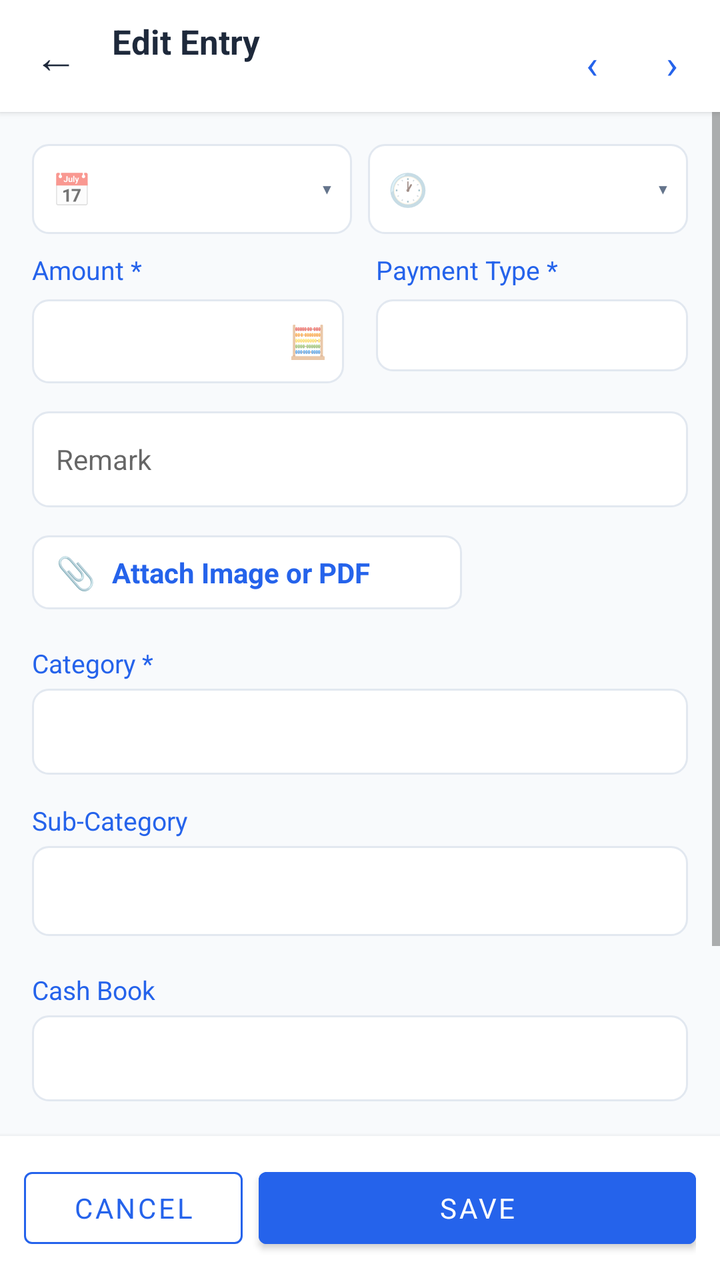
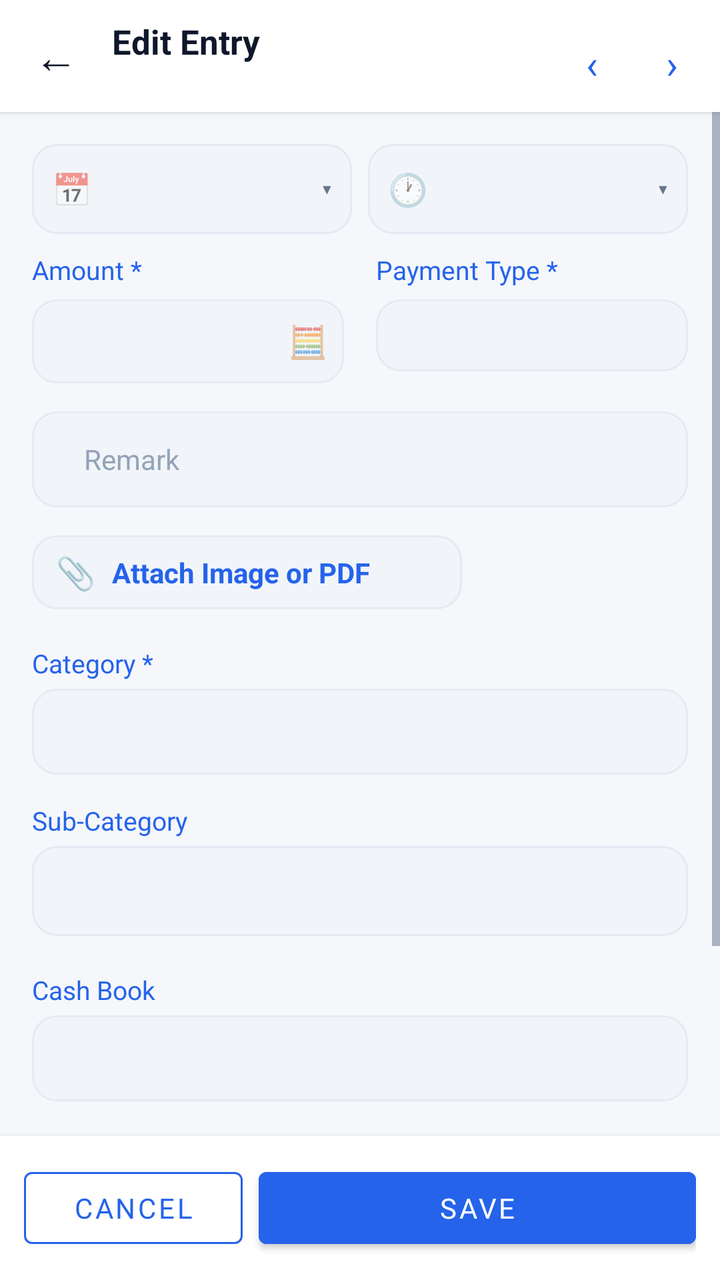

Screens rendered from an Android XML layout before and after an edit, with the pre-edit source and the edit as a unified diff.
<!-- AndroidManifest.xml: application theme Theme.ExpenseOS -->
<!-- res/layout/activity_transaction_detail.xml -->
<?xml version="1.0" encoding="utf-8"?>
<LinearLayout xmlns:android="http://schemas.android.com/apk/res/android"
    xmlns:app="http://schemas.android.com/apk/res-auto"
    android:layout_width="match_parent"
    android:layout_height="match_parent"
    android:orientation="vertical">

    
    <LinearLayout
        android:layout_width="match_parent"
        android:layout_height="56dp"
        android:background="@color/surface"
        android:elevation="2dp"
        android:gravity="center_vertical"
        android:orientation="horizontal"
        android:paddingHorizontal="4dp">

        <TextView
            android:id="@+id/btnDetailBack"
            android:layout_width="48dp"
            android:layout_height="48dp"
            android:background="?attr/selectableItemBackgroundBorderless"
            android:gravity="center"
            android:text="←"
            android:textColor="@color/text_primary"
            android:textSize="22sp" />

        <LinearLayout
            android:layout_width="0dp"
            android:layout_height="wrap_content"
            android:layout_weight="1"
            android:orientation="vertical"
            android:paddingStart="4dp">

            <TextView
                android:id="@+id/tvDetailTitle"
                android:layout_width="wrap_content"
                android:layout_height="wrap_content"
                android:text="Edit Entry"
                android:textColor="@color/text_primary"
                android:textSize="17sp"
                android:textStyle="bold" />

            <TextView
                android:id="@+id/tvDetailType"
                android:layout_width="wrap_content"
                android:layout_height="wrap_content"
                android:textSize="11sp"
                android:textStyle="bold" />
        </LinearLayout>

        <Button
            android:id="@+id/btnDetailPrev"
            style="?android:attr/borderlessButtonStyle"
            android:layout_width="wrap_content"
            android:layout_height="40dp"
            android:minWidth="40dp"
            android:paddingHorizontal="6dp"
            android:text="‹"
            android:textColor="@color/primary"
            android:textSize="20sp" />

        <Button
            android:id="@+id/btnDetailNext"
            style="?android:attr/borderlessButtonStyle"
            android:layout_width="wrap_content"
            android:layout_height="40dp"
            android:minWidth="40dp"
            android:paddingHorizontal="6dp"
            android:text="›"
            android:textColor="@color/primary"
            android:textSize="20sp" />
    </LinearLayout>

    <ScrollView
        android:layout_width="match_parent"
        android:layout_height="0dp"
        android:layout_weight="1">

        <LinearLayout
            android:layout_width="match_parent"
            android:layout_height="wrap_content"
            android:orientation="vertical"
            android:padding="16dp">

            
            <LinearLayout
                android:layout_width="match_parent"
                android:layout_height="wrap_content"
                android:orientation="horizontal">

                <LinearLayout
                    android:id="@+id/boxDetailDate"
                    android:layout_width="0dp"
                    android:layout_height="45dp"
                    android:layout_marginEnd="8dp"
                    android:layout_weight="1"
                    android:background="@drawable/bg_input_box"
                    android:clickable="true"
                    android:focusable="true"
                    android:gravity="center_vertical"
                    android:orientation="horizontal"
                    android:paddingHorizontal="10dp">

                    <TextView
                        android:layout_width="wrap_content"
                        android:layout_height="wrap_content"
                        android:layout_marginEnd="6dp"
                        android:text="📅"
                        android:textSize="16sp" />

                    <TextView
                        android:id="@+id/tvDetailDate"
                        android:layout_width="0dp"
                        android:layout_height="wrap_content"
                        android:layout_weight="1"
                        android:textColor="@color/text_primary"
                        android:textSize="14sp" />

                    <TextView
                        android:layout_width="wrap_content"
                        android:layout_height="wrap_content"
                        android:text="▾"
                        android:textColor="@color/text_secondary" />
                </LinearLayout>

                <LinearLayout
                    android:id="@+id/boxDetailTime"
                    android:layout_width="0dp"
                    android:layout_height="match_parent"
                    android:layout_weight="1"
                    android:background="@drawable/bg_input_box"
                    android:clickable="true"
                    android:focusable="true"
                    android:gravity="center_vertical"
                    android:orientation="horizontal"
                    android:paddingHorizontal="10dp">

                    <TextView
                        android:layout_width="wrap_content"
                        android:layout_height="wrap_content"
                        android:layout_marginEnd="6dp"
                        android:text="🕐"
                        android:textSize="16sp" />

                    <TextView
                        android:id="@+id/tvDetailTime"
                        android:layout_width="0dp"
                        android:layout_height="wrap_content"
                        android:layout_weight="1"
                        android:textColor="@color/text_primary"
                        android:textSize="14sp" />

                    <TextView
                        android:layout_width="wrap_content"
                        android:layout_height="wrap_content"
                        android:text="▾"
                        android:textColor="@color/text_secondary" />
                </LinearLayout>
            </LinearLayout>

            
            <LinearLayout
                android:layout_width="match_parent"
                android:layout_height="wrap_content"
                android:layout_marginTop="9dp"
                android:orientation="horizontal">

                <LinearLayout
                    android:layout_width="0dp"
                    android:layout_height="wrap_content"
                    android:layout_marginEnd="8dp"
                    android:layout_weight="1"
                    android:orientation="vertical">

                    <TextView
                        android:layout_width="wrap_content"
                        android:layout_height="wrap_content"
                        android:text="Amount *"
                        android:textColor="@color/primary"
                        android:textSize="13sp" />

                    <FrameLayout
                        android:layout_width="match_parent"
                        android:layout_height="42dp"
                        android:layout_marginTop="6dp"
                        android:background="@drawable/bg_input_box">

                        <EditText
                            android:id="@+id/etDetailAmount"
                            android:layout_width="match_parent"
                            android:layout_height="match_parent"
                            android:layout_marginEnd="36dp"
                            android:background="@null"
                            android:inputType="numberDecimal"
                            android:paddingHorizontal="10dp"
                            android:textSize="16sp"
                            android:textStyle="bold" />

                        <TextView
                            android:id="@+id/btnDetailCalc"
                            android:layout_width="36dp"
                            android:layout_height="match_parent"
                            android:layout_gravity="end"
                            android:background="?attr/selectableItemBackgroundBorderless"
                            android:gravity="center"
                            android:text="🧮"
                            android:textSize="16sp" />
                    </FrameLayout>
                </LinearLayout>

                <LinearLayout
                    android:layout_width="0dp"
                    android:layout_height="wrap_content"
                    android:layout_marginStart="8dp"
                    android:layout_weight="1"
                    android:orientation="vertical">

                    <TextView
                        android:layout_width="wrap_content"
                        android:layout_height="wrap_content"
                        android:text="Payment Type *"
                        android:textColor="@color/primary"
                        android:textSize="13sp" />

                    <Spinner
                        android:id="@+id/spDetailPaymentType"
                        android:layout_width="match_parent"
                        android:layout_height="36dp"
                        android:layout_marginTop="6dp"
                        android:background="@drawable/bg_input_box"
                        android:paddingHorizontal="10dp" />
                </LinearLayout>
            </LinearLayout>

            
            <LinearLayout
                android:layout_width="match_parent"
                android:layout_height="48dp"
                android:layout_marginTop="14dp"
                android:background="@drawable/bg_input_box"
                android:gravity="center_vertical"
                android:orientation="horizontal"
                android:paddingHorizontal="12dp">

                <EditText
                    android:id="@+id/etDetailNote"
                    android:layout_width="match_parent"
                    android:layout_height="24dp"
                    android:background="@null"
                    android:hint="Remark"
                    android:minHeight="48dp"
                    android:textColor="@color/text_primary"
                    android:textSize="14sp" />
            </LinearLayout>

            <TextView
                android:id="@+id/tvKwSuggestion"
                android:layout_width="wrap_content"
                android:layout_height="wrap_content"
                android:layout_marginTop="8dp"
                android:background="@drawable/bg_chip_suggestion"
                android:clickable="true"
                android:focusable="true"
                android:paddingHorizontal="12dp"
                android:paddingVertical="6dp"
                android:textColor="@color/green"
                android:textSize="12sp"
                android:visibility="gone" />

            
            <LinearLayout
                android:id="@+id/btnDetailAttach"
                android:layout_width="215dp"
                android:layout_height="37dp"
                android:layout_marginTop="14dp"
                android:background="@drawable/bg_input_box"
                android:clickable="true"
                android:focusable="true"
                android:gravity="center_vertical"
                android:orientation="horizontal"
                android:paddingHorizontal="12dp">

                <TextView
                    android:layout_width="wrap_content"
                    android:layout_height="wrap_content"
                    android:layout_marginEnd="8dp"
                    android:text="📎"
                    android:textSize="16sp" />

                <TextView
                    android:layout_width="wrap_content"
                    android:layout_height="wrap_content"
                    android:text="Attach Image or PDF"
                    android:textColor="@color/primary"
                    android:textStyle="bold" />
            </LinearLayout>

            <LinearLayout
                android:id="@+id/attachmentListDetail"
                android:layout_width="match_parent"
                android:layout_height="wrap_content"
                android:orientation="vertical" />

            
            <TextView
                android:layout_width="wrap_content"
                android:layout_height="wrap_content"
                android:layout_marginTop="18dp"
                android:text="Category *"
                android:textColor="@color/primary"
                android:textSize="13sp" />

            <Spinner
                android:id="@+id/spDetailCategory"
                android:layout_width="match_parent"
                android:layout_height="43dp"
                android:layout_marginTop="4dp"
                android:background="@drawable/bg_input_box"
                android:paddingHorizontal="10dp" />

            
            <TextView
                android:id="@+id/tvDetailSubCategoryLabel"
                android:layout_width="wrap_content"
                android:layout_height="wrap_content"
                android:layout_marginTop="14dp"
                android:text="Sub-Category"
                android:textColor="@color/primary"
                android:textSize="13sp" />

            <Spinner
                android:id="@+id/spDetailSubCategory"
                android:layout_width="match_parent"
                android:layout_height="45dp"
                android:layout_marginTop="4dp"
                android:background="@drawable/bg_input_box"
                android:paddingHorizontal="10dp" />

            
            <LinearLayout
                android:id="@+id/customFieldsContainerDetail"
                android:layout_width="match_parent"
                android:layout_height="wrap_content"
                android:orientation="vertical" />

            
            <TextView
                android:layout_width="wrap_content"
                android:layout_height="wrap_content"
                android:layout_marginTop="18dp"
                android:text="Cash Book"
                android:textColor="@color/primary"
                android:textSize="13sp" />

            <Spinner
                android:id="@+id/spMoveBook"
                android:layout_width="match_parent"
                android:layout_height="43dp"
                android:layout_marginTop="4dp"
                android:background="@drawable/bg_input_box"
                android:paddingHorizontal="10dp" />

            
            <LinearLayout
                android:layout_width="match_parent"
                android:layout_height="wrap_content"
                android:layout_marginTop="18dp"
                android:orientation="horizontal">

                <TextView
                    android:id="@+id/btnDetailDuplicate"
                    android:layout_width="0dp"
                    android:layout_height="42dp"
                    android:layout_weight="1"
                    android:background="@drawable/bg_input_box"
                    android:gravity="center"
                    android:text="📋 Duplicate"
                    android:textColor="@color/primary"
                    android:textSize="12sp" />

                <TextView
                    android:id="@+id/btnDetailMove"
                    android:layout_width="0dp"
                    android:layout_height="42dp"
                    android:layout_marginStart="8dp"
                    android:layout_weight="1"
                    android:background="@drawable/bg_input_box"
                    android:gravity="center"
                    android:text="📦 Move"
                    android:textColor="@color/primary"
                    android:textSize="12sp" />

                <TextView
                    android:id="@+id/btnDetailDelete"
                    android:layout_width="0dp"
                    android:layout_height="42dp"
                    android:layout_marginStart="8dp"
                    android:layout_weight="1"
                    android:background="@drawable/bg_input_box"
                    android:gravity="center"
                    android:text="🗑 Delete"
                    android:textColor="@color/red"
                    android:textSize="12sp" />
            </LinearLayout>

            
            <TextView
                android:id="@+id/btnDetailSettle"
                android:layout_width="match_parent"
                android:layout_height="42dp"
                android:layout_marginTop="8dp"
                android:layout_marginBottom="8dp"
                android:background="@drawable/bg_input_box"
                android:gravity="center"
                android:text="🔗 Link Settlement"
                android:textColor="@color/primary"
                android:textSize="12sp" />

        </LinearLayout>
    </ScrollView>

    
    <LinearLayout
        android:layout_width="match_parent"
        android:layout_height="wrap_content"
        android:background="@color/surface"
        android:elevation="4dp"
        android:orientation="horizontal"
        android:padding="12dp">

        <Button
            android:id="@+id/btnDetailCancel"
            style="?attr/materialButtonOutlinedStyle"
            android:layout_width="0dp"
            android:layout_height="48dp"
            android:layout_marginEnd="8dp"
            android:layout_weight="1"
            android:text="CANCEL"
            android:textColor="@color/primary"
            app:strokeColor="@color/primary" />

        <Button
            android:id="@+id/btnDetailSave"
            android:layout_width="0dp"
            android:layout_height="48dp"
            android:layout_weight="2"
            android:backgroundTint="@color/primary"
            android:text="SAVE"
            android:textColor="#FFFFFF" />
    </LinearLayout>

</LinearLayout>
<!-- resources referenced by this layout -->
<resources>
  <color name="green">#16A34A</color>
  <color name="red">#DC2626</color>
  <color name="text_primary">#1E293B</color>
  <!-- drawable bg_chip_suggestion (drawable) -->
  <?xml version="1.0" encoding="utf-8"?>
  <shape xmlns:android="http://schemas.android.com/apk/res/android"
      android:shape="rectangle">
      <solid android:color="#EAF3DE" />
      <corners android:radius="16dp" />
  </shape>
  <!-- drawable bg_input_box (drawable) -->
  <?xml version="1.0" encoding="utf-8"?>
  <shape xmlns:android="http://schemas.android.com/apk/res/android"
      android:shape="rectangle">
      <corners android:radius="8dp" />
      <stroke
          android:width="1dp"
          android:color="@color/border" />
      <solid android:color="@color/bg_card" />
  </shape>
  <style name="Theme.ExpenseOS" parent="Theme.MaterialComponents.Light.NoActionBar">
          <item name="colorPrimary">@color/primary</item>
          <item name="colorPrimaryDark">@color/primary_dark</item>
          <item name="colorAccent">@color/primary</item>
          <item name="android:windowBackground">@color/bg</item>
          <item name="android:fontFamily">sans-serif</item>
          <item name="android:statusBarColor">@color/primary_dark</item>
      </style>
  <color name="border">#E2E8F0</color>
  <color name="bg_card">#FFFFFF</color>
  <color name="bg">#F8FAFC</color>
  <!-- unchanged entries left out for length: 4 -->
</resources>

<!-- the commit's change to res/layout/activity_transaction_detail.xml (unified diff, before → after) -->
@@ -447,7 +447,7 @@
             android:layout_weight="2"
             android:backgroundTint="@color/primary"
             android:text="SAVE"
-            android:textColor="#FFFFFF" />
+            android:textColor="@color/white" />
     </LinearLayout>
 
 </LinearLayout>
<!-- resource entries referenced after the edit -->
@@ -1,36 +1,111 @@
 <!-- resources referenced by this layout -->
 <resources>
-  <color name="green">#16A34A</color>
-  <color name="red">#DC2626</color>
-  <color name="text_primary">#1E293B</color>
+  <color name="green">#059669</color>
+  <color name="red">#E11D48</color>
+  <color name="text_primary">#0F172A</color>
+  <color name="white">#FFFFFF</color>
   <!-- drawable bg_chip_suggestion (drawable) -->
   <?xml version="1.0" encoding="utf-8"?>
-  <shape xmlns:android="http://schemas.android.com/apk/res/android"
-      android:shape="rectangle">
-      <solid android:color="#EAF3DE" />
-      <corners android:radius="16dp" />
+  <shape xmlns:android="http://schemas.android.com/apk/res/android" android:shape="rectangle">
+      <solid android:color="@color/primary_soft"/>
+      <corners android:radius="999dp"/>
   </shape>
   <!-- drawable bg_input_box (drawable) -->
   <?xml version="1.0" encoding="utf-8"?>
-  <shape xmlns:android="http://schemas.android.com/apk/res/android"
-      android:shape="rectangle">
-      <corners android:radius="8dp" />
-      <stroke
-          android:width="1dp"
-          android:color="@color/border" />
-      <solid android:color="@color/bg_card" />
+  <shape xmlns:android="http://schemas.android.com/apk/res/android" android:shape="rectangle">
+      <solid android:color="@color/surface_2"/>
+      <stroke android:width="1dp" android:color="@color/border"/>
+      <corners android:radius="12dp"/>
   </shape>
-  <style name="Theme.ExpenseOS" parent="Theme.MaterialComponents.Light.NoActionBar">
+  <style name="Theme.ExpenseOS" parent="Theme.MaterialComponents.DayNight.NoActionBar">
           <item name="colorPrimary">@color/primary</item>
+          <item name="colorPrimaryVariant">@color/primary_dark</item>
           <item name="colorPrimaryDark">@color/primary_dark</item>
+          <item name="colorOnPrimary">@color/on_primary</item>
+          <item name="colorSecondary">@color/secondary</item>
+          <item name="colorSecondaryVariant">@color/secondary_dark</item>
+          <item name="colorOnSecondary">@color/on_primary</item>
           <item name="colorAccent">@color/primary</item>
+          <item name="colorSurface">@color/surface</item>
+          <item name="colorOnSurface">@color/text</item>
+          <item name="colorOnBackground">@color/text</item>
+          <item name="colorError">@color/danger</item>
+          <item name="android:colorBackground">@color/bg</item>
           <item name="android:windowBackground">@color/bg</item>
+  
+          <item name="android:textColorPrimary">@color/text</item>
+          <item name="android:textColorSecondary">@color/text_muted</item>
+          <item name="android:textColorHint">@color/text_hint</item>
           <item name="android:fontFamily">sans-serif</item>
-          <item name="android:statusBarColor">@color/primary_dark</item>
+          <item name="fontFamily">sans-serif</item>
+  
+          
+          <item name="android:statusBarColor">@color/bg</item>
+          <item name="android:navigationBarColor">@color/nav_bg</item>
+          <item name="android:windowLightStatusBar">true</item>
+          <item name="android:windowLightNavigationBar" tools:targetApi="o_mr1">true</item>
+          <item name="android:forceDarkAllowed" tools:targetApi="q">false</item>
+  
+          
+          <item name="editTextStyle">@style/Widget.ExpenseOS.EditText</item>
+          <item name="materialAlertDialogTheme">@style/ThemeOverlay.ExpenseOS.Dialog</item>
+          <item name="bottomSheetDialogTheme">@style/ThemeOverlay.ExpenseOS.BottomSheet</item>
+          <item name="android:windowAnimationStyle">@style/Animation.ExpenseOS.Window</item>
+          <item name="android:windowActivityTransitions">true</item>
+          <item name="android:windowContentTransitions">true</item>
       </style>
-  <color name="border">#E2E8F0</color>
-  <color name="bg_card">#FFFFFF</color>
-  <color name="bg">#F8FAFC</color>
+  <color name="primary_soft">#EFF6FF</color>
+  <color name="surface_2">#F1F5F9</color>
+  <color name="border">#E5EAF2</color>
+  <color name="on_primary">#FFFFFF</color>
+  <color name="secondary">#0F766E</color>
+  <color name="secondary_dark">#115E59</color>
+  <color name="text">#0F172A</color>
+  <color name="danger">#E11D48</color>
+  <color name="bg">#F5F7FB</color>
+  <color name="text_muted">#64748B</color>
+  <color name="text_hint">#94A3B8</color>
+  <color name="nav_bg">#FFFFFF</color>
+  <style name="Widget.ExpenseOS.EditText" parent="Widget.AppCompat.EditText">
+          <item name="android:textSize">@dimen/type_body</item>
+          <item name="android:textColor">@color/text</item>
+          <item name="android:textColorHint">@color/text_hint</item>
+          <item name="android:paddingStart">14dp</item>
+          <item name="android:paddingEnd">14dp</item>
+          <item name="android:minHeight">@dimen/input_height</item>
+      </style>
+  <style name="ThemeOverlay.ExpenseOS.Dialog" parent="ThemeOverlay.MaterialComponents.MaterialAlertDialog">
+          <item name="colorPrimary">@color/primary</item>
+          <item name="colorSurface">@color/surface</item>
+          <item name="colorOnSurface">@color/text</item>
+          <item name="shapeAppearanceOverlay">@style/ShapeAppearance.ExpenseOS.Dialog</item>
+          <item name="android:windowMinWidthMajor">84%</item>
+          <item name="android:windowMinWidthMinor">84%</item>
+      </style>
+  <style name="ThemeOverlay.ExpenseOS.BottomSheet" parent="ThemeOverlay.MaterialComponents.BottomSheetDialog">
+          <item name="bottomSheetStyle">@style/Widget.ExpenseOS.BottomSheet</item>
+      </style>
+  <style name="Animation.ExpenseOS.Window" parent="@android:style/Animation.Activity">
+          <item name="android:activityOpenEnterAnimation">@anim/screen_enter</item>
+          <item name="android:activityOpenExitAnimation">@anim/screen_exit</item>
+          <item name="android:activityCloseEnterAnimation">@anim/screen_pop_enter</item>
+          <item name="android:activityCloseExitAnimation">@anim/screen_pop_exit</item>
+      </style>
+  <style name="ShapeAppearance.ExpenseOS.Dialog" parent="ShapeAppearance.MaterialComponents.MediumComponent">
+          <item name="cornerFamily">rounded</item>
+          <item name="cornerSize">26dp</item>
+      </style>
+  <style name="Widget.ExpenseOS.BottomSheet" parent="Widget.MaterialComponents.BottomSheet.Modal">
+          <item name="shapeAppearanceOverlay">@style/ShapeAppearance.ExpenseOS.Sheet</item>
+          <item name="backgroundTint">@color/surface</item>
+      </style>
+  <style name="ShapeAppearance.ExpenseOS.Sheet" parent="">
+          <item name="cornerFamily">rounded</item>
+          <item name="cornerSizeTopLeft">26dp</item>
+          <item name="cornerSizeTopRight">26dp</item>
+          <item name="cornerSizeBottomLeft">0dp</item>
+          <item name="cornerSizeBottomRight">0dp</item>
+      </style>
   <!-- unchanged entries left out for length: 4 -->
 </resources>
 
